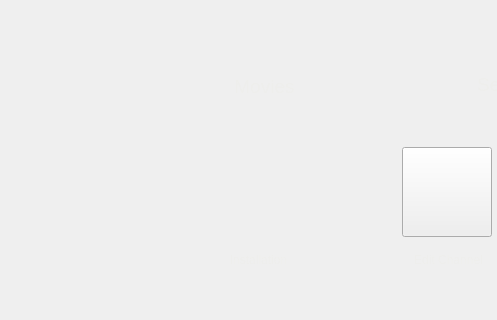
The window that mainwindow.ui (sliencChen/QT) describes before a commit, drawn with Qt 5; both pictures show x 0 to 497 and y 400 to 720 of the 1280 by 720 pixel window.
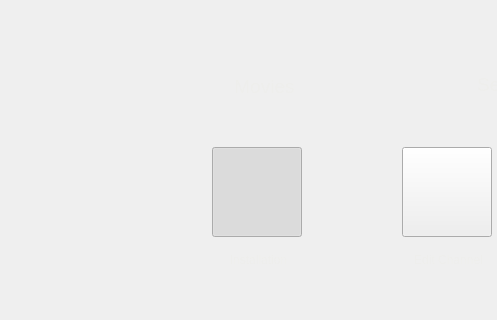
The same window after the commit. Icons and pictures are not drawn.

What changed in the file:
```diff
--- a/mainwindow.ui
+++ b/mainwindow.ui
@@ -532,6 +532,9 @@
               <property name="checkable">
                <bool>true</bool>
               </property>
+              <property name="checked">
+               <bool>true</bool>
+              </property>
               <property name="flat">
                <bool>true</bool>
               </property>
```
Left out of the diff: 2 changed lines with no effect on the pictures.
